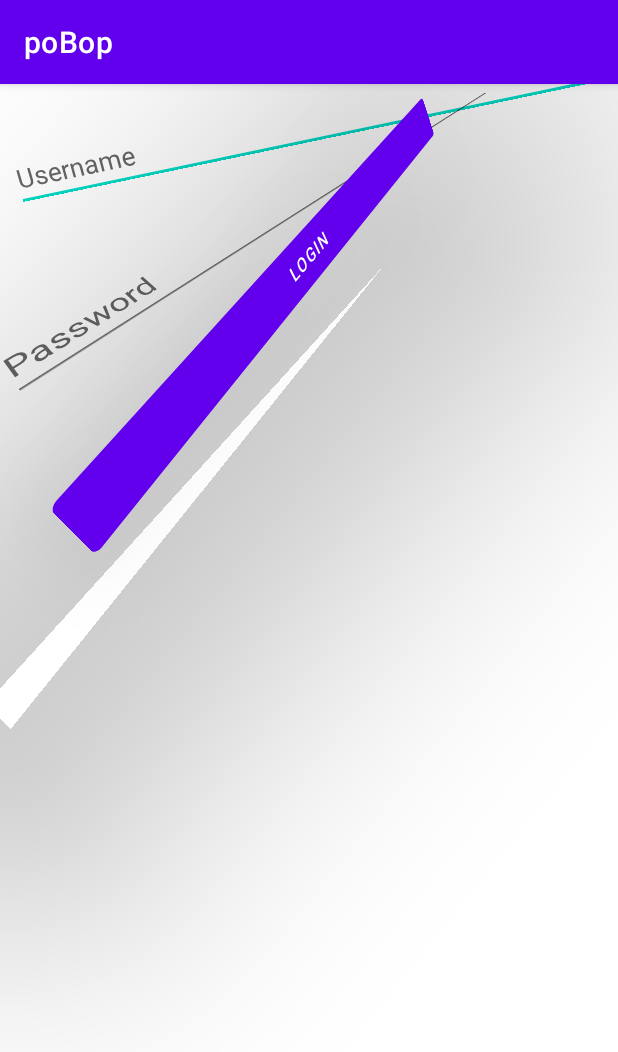
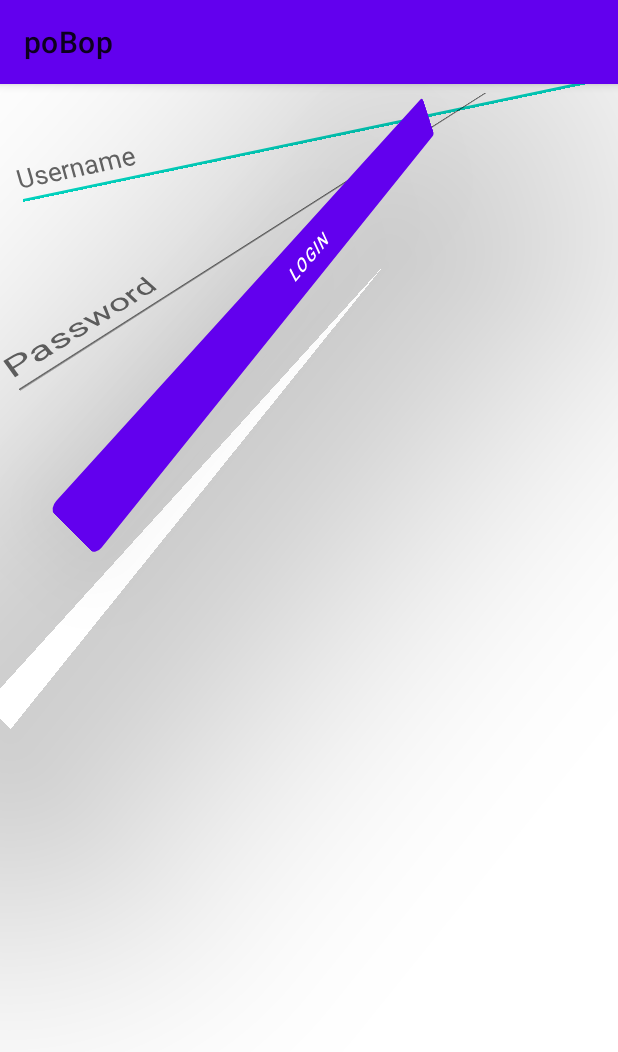
Before and after one commit to FSqDev/poBop, an Android app: the screen it shows after launch (AuthenticationActivity), on a phone screen of 412 x 824 dp. Shown: the top 1052 px of the screen. Run offline under Robolectric (Android 15) with nearby library versions, the phone set to English and light mode, and no system bars; our stand-ins replace navigation-ui.

Commit message:
Dark theme removed :/ and Material Light enforced

```diff
--- a/android/app/src/main/res/values-night/themes.xml
+++ /dev/null
@@ -1,16 +0,0 @@
-<resources xmlns:tools="http://schemas.android.com/tools">
-    <!-- Base application theme. -->
-    <style name="Theme.PoBop" parent="Theme.MaterialComponents.DayNight.DarkActionBar">
-        <!-- Primary brand color. -->
-        <item name="colorPrimary">@color/purple_200</item>
-        <item name="colorPrimaryVariant">@color/purple_700</item>
-        <item name="colorOnPrimary">@color/black</item>
-        <!-- Secondary brand color. -->
-        <item name="colorSecondary">@color/teal_200</item>
-        <item name="colorSecondaryVariant">@color/teal_200</item>
-        <item name="colorOnSecondary">@color/black</item>
-        <!-- Status bar color. -->
-        <item name="android:statusBarColor" tools:targetApi="l">?attr/colorPrimaryVariant</item>
-        <!-- Customize your theme here. -->
-    </style>
-</resources>
--- a/android/app/src/main/res/values/themes.xml
+++ b/android/app/src/main/res/values/themes.xml
@@ -1,6 +1,6 @@
 <resources xmlns:tools="http://schemas.android.com/tools">
     <!-- Base application theme. -->
-    <style name="Theme.PoBop" parent="Theme.MaterialComponents.DayNight.DarkActionBar">
+    <style name="Theme.PoBop" parent="Theme.MaterialComponents.Light">
         <!-- Primary brand color. -->
         <item name="colorPrimary">@color/purple_500</item>
         <item name="colorPrimaryVariant">@color/purple_700</item>
```
